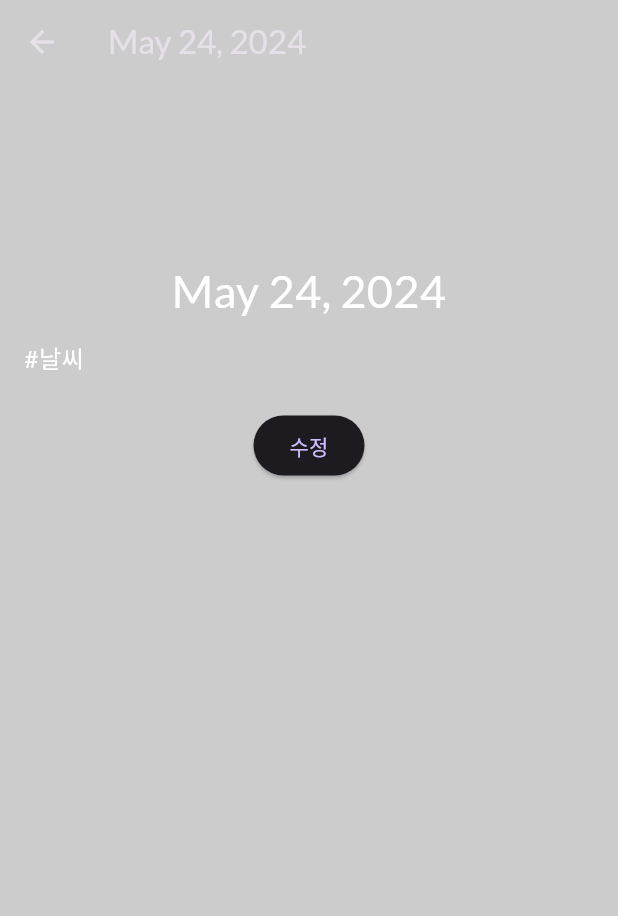
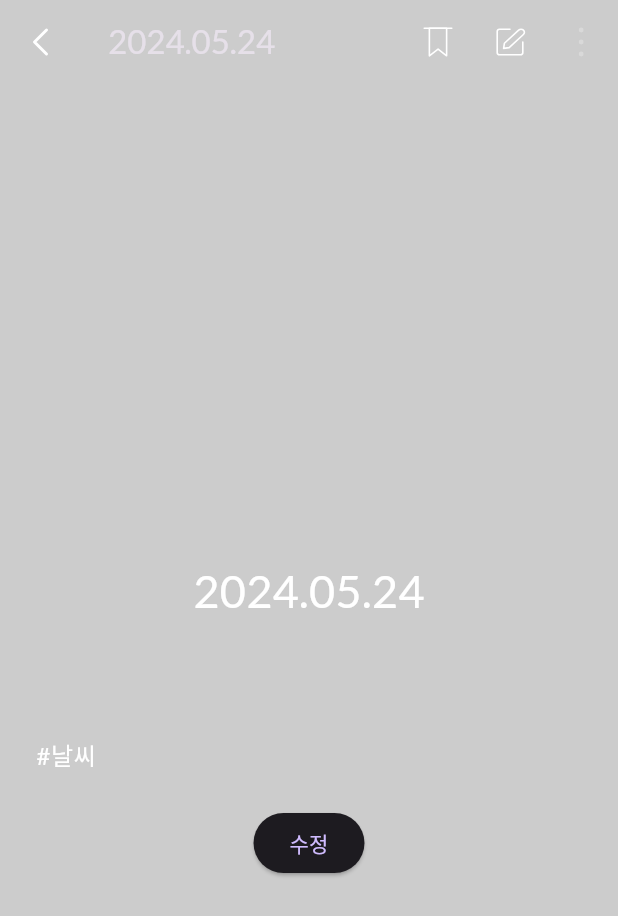
Before and after one commit to uriham/Capstone, a Flutter app: the screen it shows after launch, after a tap on "#날씨", on a phone screen of 412 x 824 dp. Shown: the top 916 px of the screen. Run offline on Flutter 3.47's test engine with Material 3 defaults, Android fonts, the phone set to English and light mode, and no system bars; our stand-ins replace envied, flutter_riverpod, flutter_svg, google_fonts, palette_generator, scroll_date_picker and 2 more; missing offline and left inert: langchain, langchain_openai; network calls fail.

Commit message:
Read diary스크린 수정, DateTime 포맷 수정

```diff
--- a/lib/models/diary.dart
+++ b/lib/models/diary.dart
@@ -1,7 +1,7 @@
 
 import 'package:intl/intl.dart';
 
-final formatter = DateFormat.yMMMd();
+final formatter = DateFormat('yyyy.MM.dd');
 
 class Diary {
   Diary({
--- a/lib/screens/character_cover.dart
+++ b/lib/screens/character_cover.dart
@@ -34,7 +34,6 @@ class _CharCoverScreenState extends ConsumerState<CharCoverScreen> {
       onPopInvoked: (didPop) {
         if(didPop) return;
         Navigator.pushReplacement(context, MaterialPageRoute(builder: (ctx)=>const TabScreen()));
-        print('ji');
       },
       child: Scaffold(
         appBar: AppBar(
--- a/lib/screens/read_diary_screen.dart
+++ b/lib/screens/read_diary_screen.dart
@@ -2,12 +2,14 @@ import 'package:flutter/material.dart';
 import 'package:capstone/models/diary.dart';
 import 'package:capstone/providers/diary_provider.dart';
 import 'package:flutter_riverpod/flutter_riverpod.dart';
+import 'package:flutter_svg/flutter_svg.dart';
 import 'package:intl/intl.dart';
 
 final formatter = DateFormat.yMMMd();
 
 class ReadDiaryScreen extends ConsumerStatefulWidget {
-  const ReadDiaryScreen({super.key,required this.todayDiary,required this.index});
+  const ReadDiaryScreen(
+      {super.key, required this.todayDiary, required this.index});
 
   final Diary todayDiary;
   final int index;
@@ -19,14 +21,13 @@ class ReadDiaryScreen extends ConsumerStatefulWidget {
 class _ReadDiaryScreenState extends ConsumerState<ReadDiaryScreen> {
   late TextEditingController _textEditingController;
 
-
   void _saveDiary() {
-    ref
-        .read(diaryProvider.notifier)
-        .editTodayDiary(_textEditingController.text, widget.index,widget.todayDiary.date,false);
+    ref.read(diaryProvider.notifier).editTodayDiary(_textEditingController.text,
+        widget.index, widget.todayDiary.date, false);
     Navigator.of(context).pop();
     Navigator.of(context).pop();
   }
+
   @override
   void initState() {
     _textEditingController = TextEditingController();
@@ -44,8 +45,36 @@ class _ReadDiaryScreenState extends ConsumerState<ReadDiaryScreen> {
   Widget build(BuildContext context) {
     return Scaffold(
       appBar: AppBar(
+        actions: [
+          Padding(
+            padding: const EdgeInsets.all(0),
+            child: IconButton(
+              onPressed: () {},
+              icon: SvgPicture.asset(
+                'assets/images/R_Bookmark0_ic.svg',
+                width: 32,
+                height: 32,
+              ),
+            ),
+          ),
+          IconButton(
+            onPressed: () {},
+            icon: SvgPicture.asset(
+              'assets/images/R_Editmode_ic.svg',
+              width: 32,
+              height: 32,
+            ),
+          ),
+          IconButton(
+              onPressed: () {},
+              icon: SvgPicture.asset(
+                'assets/images/E_R_M_Kebab Menu_ic.svg',
+                width: 32,
+                height: 32,
+              )),
+        ],
         leading: IconButton(
-          icon: const Icon(Icons.arrow_back),
+          icon: SvgPicture.asset('assets/images/C_E_back_ic.svg'),
           onPressed: () {
             Navigator.pop(context);
           },
@@ -53,11 +82,12 @@ class _ReadDiaryScreenState extends ConsumerState<ReadDiaryScreen> {
         title: Text(widget.todayDiary.formattedDate),
         backgroundColor: Colors.transparent,
       ),
-      body: Padding(
+      body: SingleChildScrollView(
+        child: Padding(
           padding: const EdgeInsets.all(16),
           child: Column(children: [
             const SizedBox(
-            height: 100,
+              height: 300,
             ),
             Text(
               widget.todayDiary.formattedDate,
@@ -67,11 +97,19 @@ class _ReadDiaryScreenState extends ConsumerState<ReadDiaryScreen> {
               ),
               textAlign: TextAlign.center,
             ),
-          TextField(
+            const SizedBox(
+              height: 65,
+            ),
+            Padding(
+              padding: const EdgeInsets.symmetric(horizontal: 8),
+              child: TextField(
+                maxLines: null,
+                keyboardType: TextInputType.multiline,
                 controller: _textEditingController,
                 style: const TextStyle(color: Colors.white),
                 decoration: const InputDecoration(
                   border: InputBorder.none,
+                ),
               ),
             ),
             const SizedBox(
@@ -105,6 +143,7 @@ class _ReadDiaryScreenState extends ConsumerState<ReadDiaryScreen> {
             ),
           ]),
         ),
+      ),
     );
   }
 }
--- a/lib/screens/tab.dart
+++ b/lib/screens/tab.dart
@@ -47,11 +47,6 @@ class _TapScreenState extends ConsumerState<TabScreen> {
     return Scaffold(
       appBar: AppBar(
         actions: const [
-          Text(
-            'Diary',
-            style: TextStyle(fontSize: 20),
-          ),
-          Spacer(),
           Icon(Icons.circle),
           SizedBox(
             width: 10,
@@ -61,7 +56,7 @@ class _TapScreenState extends ConsumerState<TabScreen> {
           "Diary",
           style: TextStyle(
             color: Colors.white,
-            fontSize: 18,
+            fontSize: 20,
             fontFamily: 'KoPubWorldDotum_Pro',
           ),
         ),
--- a/lib/widgets/my_bottom_appbar.dart
+++ b/lib/widgets/my_bottom_appbar.dart
@@ -35,7 +35,6 @@ class MyBottomAppBar extends StatelessWidget{
               },
               child: SvgPicture.asset(
                 'assets/images/D_PRISM_ic.svg',
-                width: 20,
                 height: 70,
               ),
             ),
--- a/pubspec.yaml
+++ b/pubspec.yaml
@@ -109,6 +109,8 @@ flutter:
     - assets/images/char_pooh.png
     - assets/images/char_yangkee.png
     - assets/images/C_E_back_ic.svg
+    - assets/images/E_R_M_Kebab Menu_ic.svg
+    - assets/images/R_Editmode_ic.svg
   #   - images/a_dot_ham.jpeg
 
   # An image asset can refer to one or more resolution-specific "variants", see
```
Also changed, not shown: lib/widgets/generate_bottombar.dart (added, +28 -0 lines), assets/images/E_R_M_Kebab Menu_ic.svg (added), assets/images/R_Editmode_ic.svg (added). Lines whose indentation alone changed are shown as unchanged.
